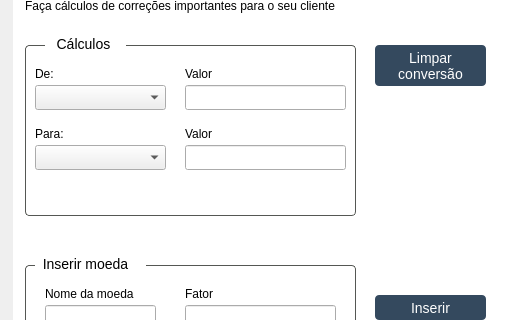
Above: Telas/UI/ferramentasPage.ui from newprev/PrevCliente before the change; both pictures show x 0 to 505 and y 91 to 411 of the 945 by 611 pixel window. Below: the same form after it.
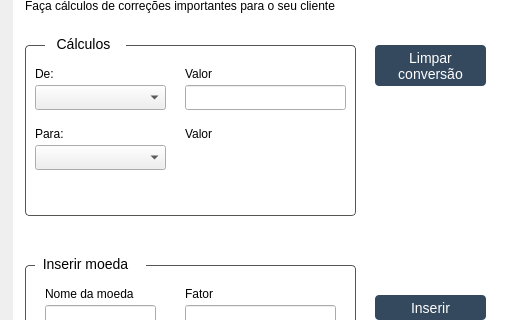
That is the form after the change.

```diff
--- a/Telas/UI/ferramentasPage.ui
+++ b/Telas/UI/ferramentasPage.ui
@@ -103,7 +103,7 @@
 }
 
 /*-------------------------------- Labels -----------------------------------------*/
-#lbTitulo {
+#lbTitulo, #lbValorPara {
 	font-family: &quot;TeX Gyre Adventor&quot;;
 	font-size: 24px;
 }
@@ -304,16 +304,6 @@
          <string>Valor</string>
         </property>
        </widget>
-       <widget class="QLineEdit" name="leValorPara">
-        <property name="geometry">
-         <rect>
-          <x>160</x>
-          <y>100</y>
-          <width>161</width>
-          <height>25</height>
-         </rect>
-        </property>
-       </widget>
        <widget class="QLabel" name="lbInfoPara">
         <property name="geometry">
          <rect>
@@ -347,6 +337,19 @@
          </rect>
         </property>
        </widget>
+       <widget class="QLabel" name="lbValorPara">
+        <property name="geometry">
+         <rect>
+          <x>190</x>
+          <y>100</y>
+          <width>131</width>
+          <height>31</height>
+         </rect>
+        </property>
+        <property name="text">
+         <string/>
+        </property>
+       </widget>
       </widget>
       <widget class="QLabel" name="lbInfoTitulo">
        <property name="geometry">
```
